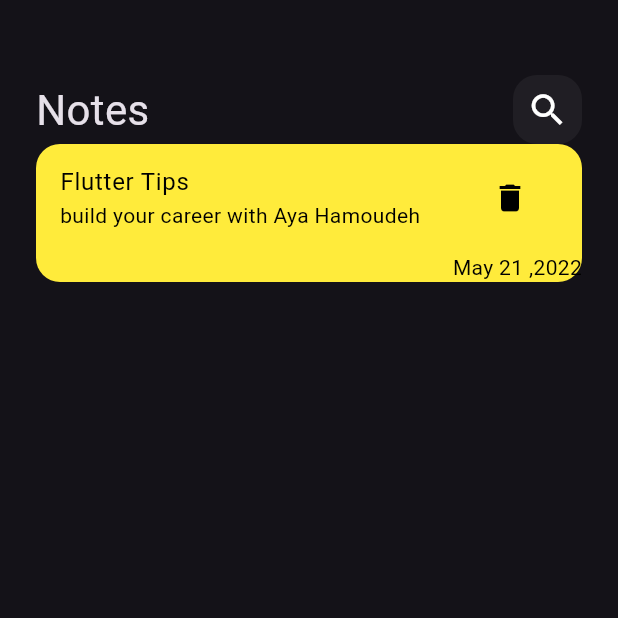
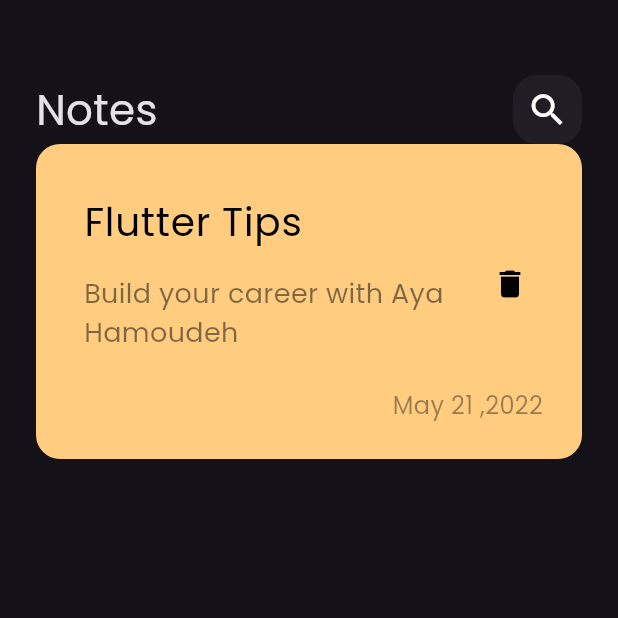
Before and after one commit to aya-hamoudeh1/notes_app, a Flutter app: the screen it shows after launch, on a phone screen of 412 x 824 dp, the top half of it. Run offline on Flutter 3.47's test engine with Material 3 defaults, Android fonts, the phone set to English and light mode, and no system bars.

Commit message:
create note item and add Poppins font

```diff
--- a/lib/main.dart
+++ b/lib/main.dart
@@ -12,7 +12,10 @@ class NotesApp extends StatelessWidget {
   Widget build(BuildContext context) {
     return MaterialApp(
       debugShowCheckedModeBanner: false,
-      theme: ThemeData.dark(),
+      theme: ThemeData(
+        brightness: Brightness.dark,
+        fontFamily: "Poppins",
+      ),
       home: const NotesView(),
     );
   }
--- a/lib/views/widgets/note_item.dart
+++ b/lib/views/widgets/note_item.dart
@@ -6,8 +6,9 @@ class NoteItem extends StatelessWidget {
   @override
   Widget build(BuildContext context) {
     return Container(
+      padding: const EdgeInsets.only(top: 24,bottom: 24,left: 16 ),
       decoration: BoxDecoration(
-        color: Colors.yellow,
+        color: const Color(0xffFFCC80),
         borderRadius: BorderRadius.circular(16),
       ),
       child: Column(
@@ -16,22 +17,39 @@ class NoteItem extends StatelessWidget {
           ListTile(
             title: const Text(
               "Flutter Tips ",
-              style: TextStyle(color: Colors.black),
+              style: TextStyle(
+                fontSize: 26,
+                color: Colors.black,
+              ),
             ),
-            subtitle: const Text(
-              "build your career with Aya Hamoudeh",
-              style: TextStyle(color: Colors.black),
+            subtitle: Padding(
+              padding: const EdgeInsets.only(top: 16,bottom: 16),
+              child: Text(
+                "Build your career with Aya Hamoudeh",
+                style: TextStyle(
+                  fontSize: 18,
+                  color: Colors.black.withOpacity(.5),
+                ),
+              ),
             ),
             trailing: IconButton(
               onPressed: () {},
               icon: const Icon(
                 Icons.delete,
                 color: Colors.black,
-              ),),
+                size: 24,
+              ),
+            ),
           ),
-          const Text(
-            "May 21 ,2022",
-            style: TextStyle(color: Colors.black),
+          Padding(
+            padding: const EdgeInsets.only(right: 26),
+            child: Text(
+              "May 21 ,2022",
+              style: TextStyle(
+                fontSize: 16,
+                color: Colors.black.withOpacity(.4),
+              ),
+            ),
           ),
         ],
       ),
```
